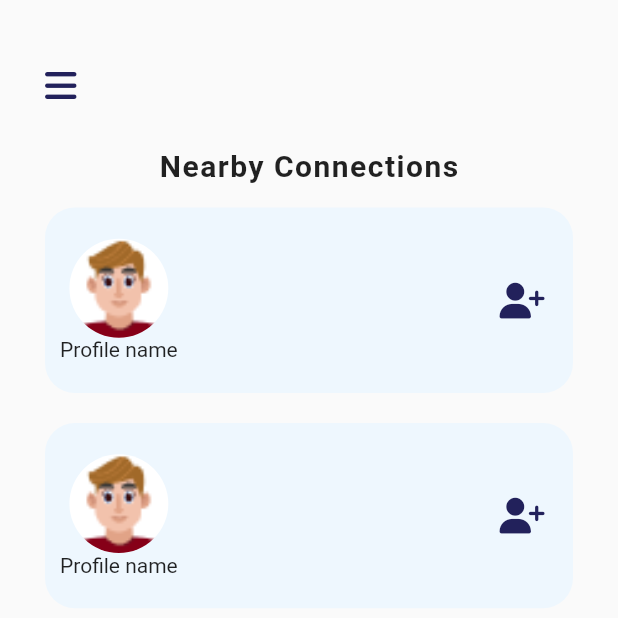
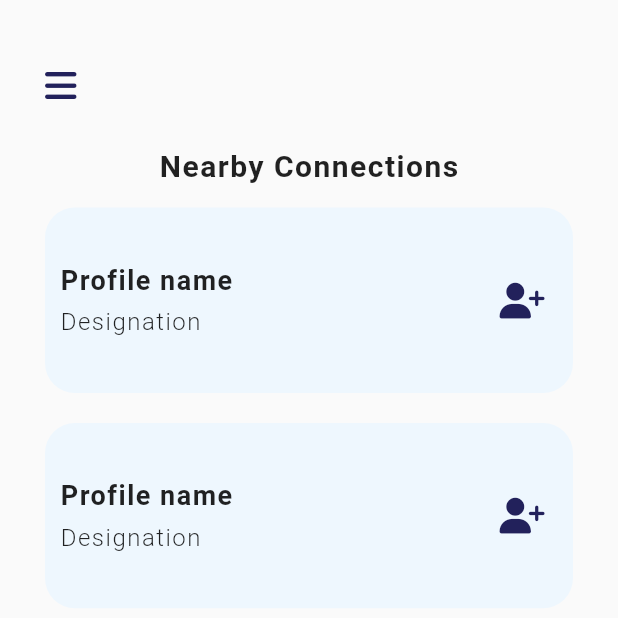
Before and after one commit to priyasu-cx/Hello-world, a Flutter app: the NearbyConnect screen opened directly, on a phone screen of 412 x 824 dp, the top half of it. Run offline on Flutter 3.47's test engine with Material 2 defaults, Android fonts, the phone set to English and light mode, and no system bars; our stand-ins replace cloud_firestore, connectivity_plus, firebase_auth, firebase_core, font_awesome_flutter, get and 3 more; missing offline and left inert: sliding_switch; accounts and stored records are empty.

```diff
--- a/lib/view/connections.dart
+++ b/lib/view/connections.dart
@@ -38,7 +38,7 @@ class _ConnectionsState extends State<Connections> {
           child: Column(
             children: [
               Text(
-                "Nearby Connections",
+                "Connections",
                 style: TextStyle(
                   letterSpacing: 1,
                   fontSize: 20,
@@ -78,7 +78,7 @@ class _ConnectionsState extends State<Connections> {
             //textAlign: TextAlign.start,
             style: TextStyle(
               letterSpacing: 1,
-              fontSize: 20,
+              fontSize: 18,
               fontWeight: FontWeight.w600,
             ),
           ),
--- a/lib/view/nearby_connect.dart
+++ b/lib/view/nearby_connect.dart
@@ -22,18 +22,22 @@ class _NearbyConnectState extends State<NearbyConnect> {
           backgroundColor: Colors.transparent,
           shadowColor: primarybgcolor,
           elevation: 0.0,
-        leading: Builder(builder: (context) =>IconButton(
+          leading: Builder(
+            builder: (context) => IconButton(
               splashRadius: 1,
               padding: const EdgeInsets.fromLTRB(30, 40, 0, 25),
-          onPressed: () {Scaffold.of(context).openDrawer();},
+              onPressed: () {
+                Scaffold.of(context).openDrawer();
+              },
               icon: FaIcon(
                 FontAwesomeIcons.bars,
                 color: arrowcolor,
               ),
               alignment: Alignment.centerLeft,
-        ),),
             ),
-      body:Container(
+          ),
+        ),
+        body: Container(
           margin: EdgeInsets.fromLTRB(30, 0, 30, 25),
           child: Column(
             children: [
@@ -45,26 +49,28 @@ class _NearbyConnectState extends State<NearbyConnect> {
                   fontWeight: FontWeight.w600,
                 ),
               ),
-            SizedBox(height: Get.height*.02),
+              SizedBox(height: Get.height * .02),
               SingleChildScrollView(
                 child: Container(
-                  height: Get.height*0.6,
+                    height: Get.height * 0.6,
                     //height: Get.height*0.5,
-                  child: ListView.builder(itemCount: 2, itemBuilder: (context,i){return Connect("Profile name");})
+                    child: ListView.builder(
+                        itemCount: 2,
+                        itemBuilder: (context, i) {
+                          return Connect("Profile name", "Designation");
+                        })),
               ),
-            ),
-
             ],
           ),
-      )
-    );
+        ));
   }
-  Widget Connect(name){
+
+  Widget Connect(name, designation) {
     return Container(
         alignment: Alignment.center,
         padding: EdgeInsets.all(10),
         margin: EdgeInsets.only(bottom: 20),
-      height: Get.height*0.15,
+        height: Get.height * 0.15,
         decoration: BoxDecoration(
           color: Color(0xffEEF7FE),
           borderRadius: BorderRadius.circular(20),
@@ -74,23 +80,43 @@ class _NearbyConnectState extends State<NearbyConnect> {
           mainAxisAlignment: MainAxisAlignment.spaceBetween,
           children: [
             Column(
-            crossAxisAlignment: CrossAxisAlignment.center,
+              crossAxisAlignment: CrossAxisAlignment.start,
               mainAxisAlignment: MainAxisAlignment.center,
               children: [
-              Align(
-                alignment: Alignment.centerLeft,
-                child: CircleAvatar(
-                  radius: Get.width * 0.08,
-                  backgroundColor: primarybgcolor,
-                  backgroundImage: AssetImage("assets/Avatar.png"),
-                  //foregroundImage: NetworkImage(sp.imageUrl!),
+                // Align(
+                //   alignment: Alignment.centerLeft,
+                //   child: CircleAvatar(
+                //     radius: Get.width * 0.08,
+                //     backgroundColor: primarybgcolor,
+                //     backgroundImage: AssetImage("assets/Avatar.png"),
+                //     //foregroundImage: NetworkImage(sp.imageUrl!),
+                //   ),
+                // ),
+                // Align(
+                //   alignment: Alignment.center,
+                //   child: Text(name),
+                // )
+                Text(
+                  name,
+                  //textAlign: TextAlign.start,
+                  style: TextStyle(
+                    letterSpacing: 1,
+                    fontSize: 18,
+                    fontWeight: FontWeight.w600,
                   ),
                 ),
-              Align(
-                alignment: Alignment.center,
-                child: Text(name),
-              )
-
+                SizedBox(
+                  height: Get.height * 0.01,
+                ),
+                Text(
+                  designation,
+                  //textAlign: TextAlign.start,
+                  style: TextStyle(
+                    letterSpacing: 1,
+                    fontSize: 16,
+                    fontWeight: FontWeight.w300,
+                  ),
+                ),
               ],
             ),
             Column(
@@ -99,16 +125,17 @@ class _NearbyConnectState extends State<NearbyConnect> {
               children: [
                 Align(
                   alignment: Alignment.centerRight,
-                child: IconButton(onPressed: (){}, icon: FaIcon(
+                  child: IconButton(
+                    onPressed: () {},
+                    icon: FaIcon(
                       FontAwesomeIcons.userPlus,
                       color: arrowcolor,
-                ),),
+                    ),
+                  ),
                 )
-
               ],
             )
           ],
-      )
-    );
+        ));
   }
 }
```
Also changed, not shown: lib/view/profile.dart (+33 -9 lines), assets/google1.png (deleted), assets/twitter.png (added). Lines whose indentation alone changed are shown as unchanged.
